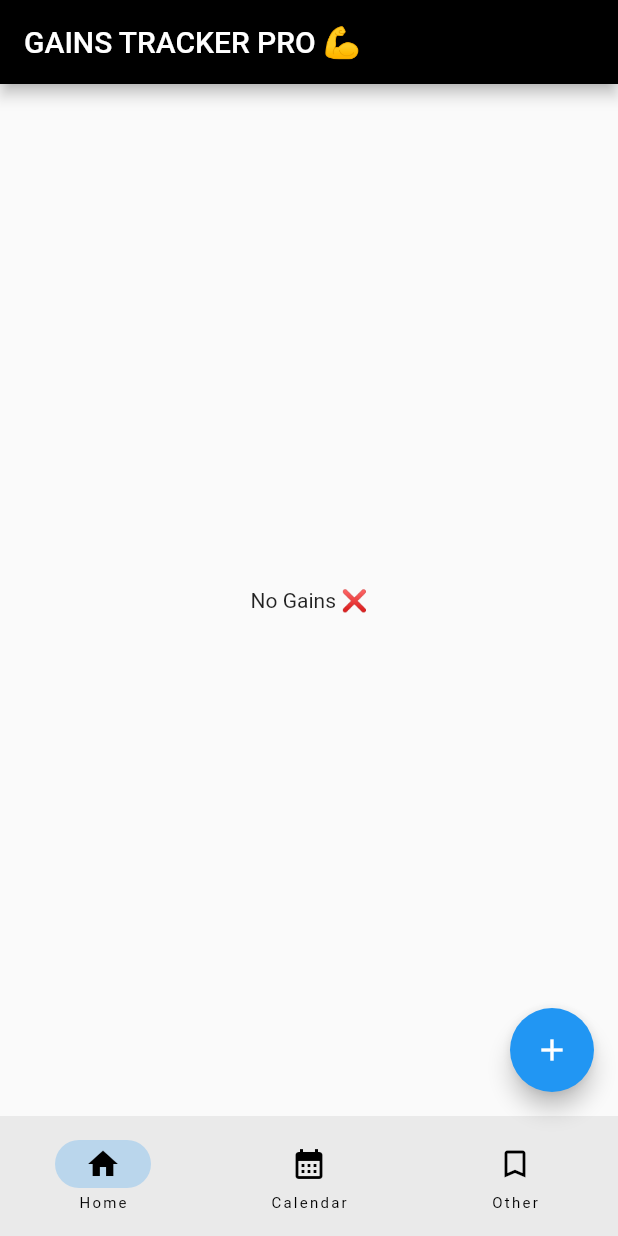
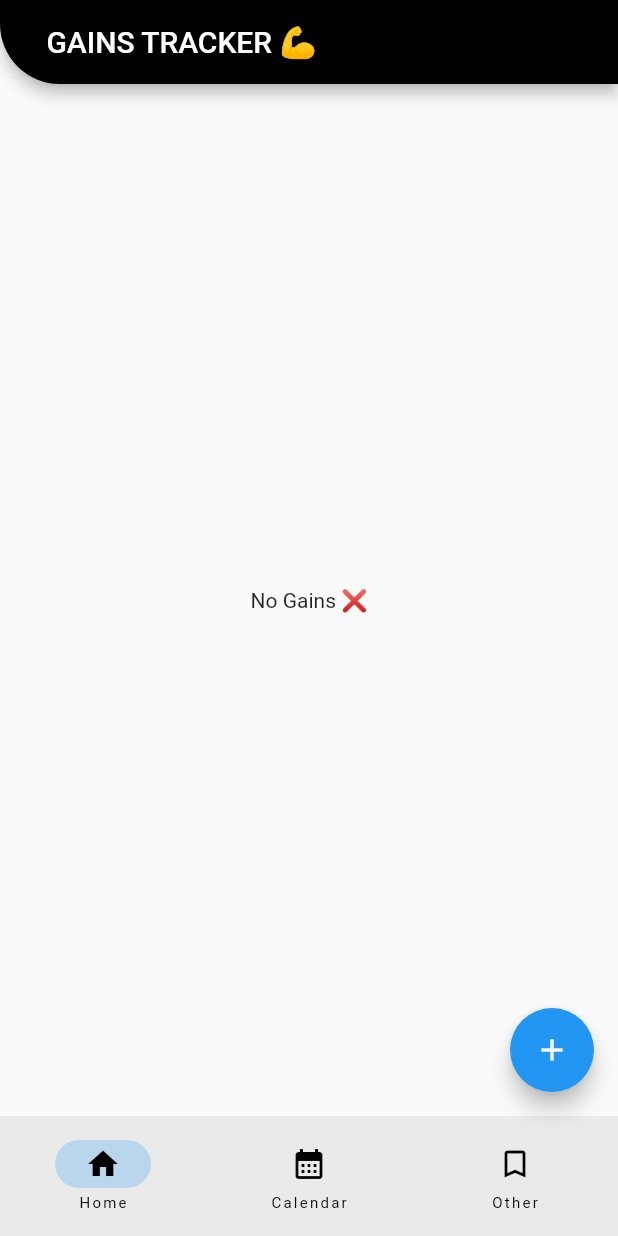
Before and after one commit to prem-pxtel/Gains-Tracker-Pro, a Flutter app: the screen it shows after launch, on a phone screen of 412 x 824 dp. Run offline on Flutter 3.47's test engine with Material 2 defaults, Android fonts, the phone set to English and light mode, and no system bars; our stand-ins replace flutter_heatmap_calendar, numberpicker, table_calendar.

Commit message:
more UI updates

```diff
--- a/gains_tracker_pro/lib/exercises.dart
+++ b/gains_tracker_pro/lib/exercises.dart
@@ -44,6 +44,8 @@ class _ExerciseScreenState extends State<ExerciseScreen> {
   Widget build(BuildContext context) {
     return Scaffold(
       appBar: AppBar(
+        shape: const RoundedRectangleBorder(
+          borderRadius: BorderRadius.only(bottomRight: Radius.circular(40)),),
         backgroundColor: Colors.black,
         title: const Text('Your Workout'),
       ),
--- a/gains_tracker_pro/lib/homepage.dart
+++ b/gains_tracker_pro/lib/homepage.dart
@@ -20,8 +20,11 @@ class HomePageState extends State<HomePage> {
   Widget build(BuildContext context) {
     return Scaffold(
       appBar:AppBar(
+        shape: const RoundedRectangleBorder(
+          borderRadius:
+          BorderRadius.only(bottomLeft: Radius.circular(40)),),
         backgroundColor: Colors.black,
-        title: const Text('GAINS TRACKER PRO 💪'),
+        title: const Text('   GAINS TRACKER 💪'),
       ),
       floatingActionButton: FloatingActionButton(
         child: const Icon(Icons.add),
```
Also changed, not shown: gains_tracker_pro/lib/numberpicker.dart (+7 -1 lines).
